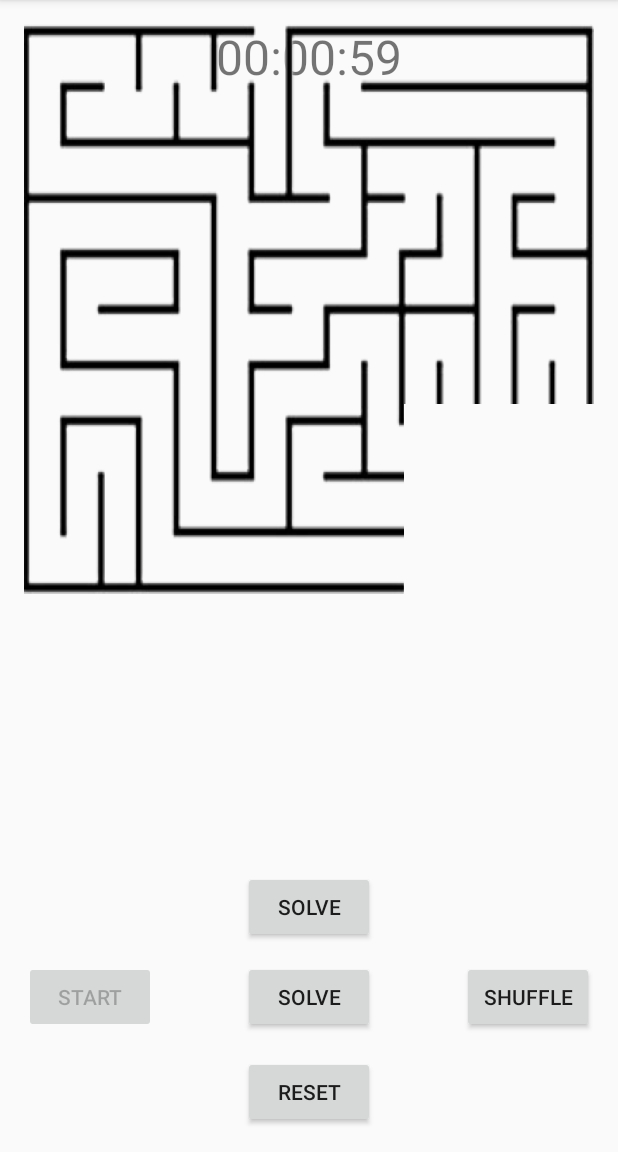
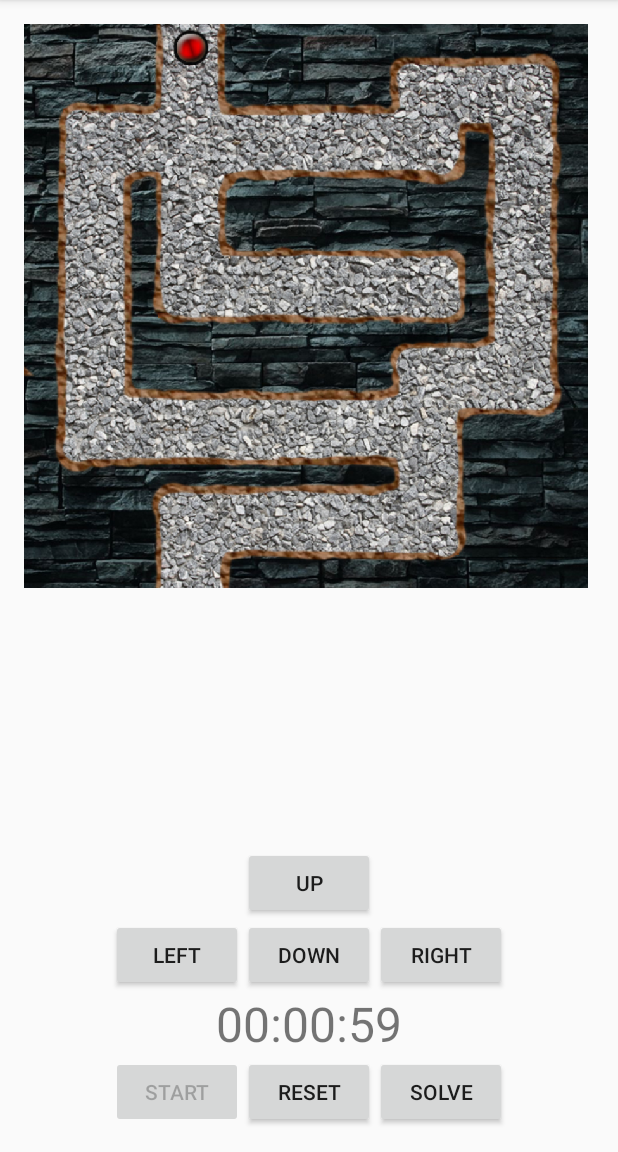
Before and after one commit to agarcia94/Maze, an Android app: the MazeActivity screen opened directly, with no data from a screen before it, after a tap on "START", on a phone screen of 412 x 824 dp, the part 84-1236 px from its top. Run offline under Robolectric (Android 15) with nearby library versions, the phone set to English and light mode, and no system bars.

Commit message:
Maze Updated, Buttons, Walls Implemented

```diff
--- a/MazeRunner/app/src/main/java/com/example/andrewgarcia/mazerunner/MazeActivity.java
+++ b/MazeRunner/app/src/main/java/com/example/andrewgarcia/mazerunner/MazeActivity.java
@@ -25,7 +25,8 @@ public class MazeActivity extends AppCompatActivity {
     int row, col;
     int global_Timer = 0;
     // Button and Clock View
-    Button startButton, resetButton, solveButton;
+    Button startButton, resetButton, solveButton,
+            leftButton, rightButton, upButton, downButton;
     TextView clockView;
 
     @Override
@@ -42,16 +43,19 @@ public class MazeActivity extends AppCompatActivity {
 
         startButton = (Button) findViewById(R.id.startButton);
         resetButton = (Button) findViewById(R.id.resetButton);
-        solveButton = (Button) findViewById(R.id.solve_button);
+        solveButton = (Button) findViewById(R.id.solveButton);
+
+        leftButton = (Button) findViewById(R.id.leftButton);
+        rightButton = (Button) findViewById(R.id.rightButton);
+        upButton = (Button) findViewById(R.id.upButton);
+        downButton = (Button) findViewById(R.id.downButton);
+
+        leftButton.setEnabled(false);
+        rightButton.setEnabled(false);
+        upButton.setEnabled(false);
+        downButton.setEnabled(false);
 
         clockView = (TextView) findViewById(R.id.clockView);
-
-//        while(gameplay.isPlaying()){
-//            int mCurrentPosition = gameplay.getCurrentPosition() / 1000;
-//            if(mCurrentPosition == 10){
-//                gameplay.stop();
-//            }
-//        }
 
         final clockClass timer = new clockClass(60000, 1000);
 
@@ -65,10 +69,14 @@ public class MazeActivity extends AppCompatActivity {
                 }
                 startButton.setEnabled(false);
 
-                Bitmap testMaze = BitmapFactory.decodeResource(getResources(),R.drawable.testmaze);
-
+                Bitmap testMaze = BitmapFactory.decodeResource(getResources(),R.drawable.mazebg2);
                 boardView.initialize(testMaze);
                 boardView.invalidate();
+
+                leftButton.setEnabled(true);
+                rightButton.setEnabled(true);
+                upButton.setEnabled(true);
+                downButton.setEnabled(true);
             }
         });
 
@@ -78,10 +86,19 @@ public class MazeActivity extends AppCompatActivity {
                 //timer.cancel();
                 if(gameplay.isPlaying()){
                     gameplay.stop();
+                    gameplay.reset();
                 }
                 gameplay.start();
                 timer.start();
-                //startButton.setEnabled(true);
+
+                Bitmap testMaze = BitmapFactory.decodeResource(getResources(),R.drawable.mazebg2);
+                boardView.initialize(testMaze);
+                boardView.invalidate();
+
+                leftButton.setEnabled(true);
+                rightButton.setEnabled(true);
+                upButton.setEnabled(true);
+                downButton.setEnabled(true);
             }
         });
 
@@ -91,6 +108,45 @@ public class MazeActivity extends AppCompatActivity {
        // Some setup of the view.
        boardView.setLayoutParams(new RelativeLayout.LayoutParams(RelativeLayout.LayoutParams.MATCH_PARENT, RelativeLayout.LayoutParams.MATCH_PARENT));
        container.addView(boardView);
+
+        downButton.setOnClickListener(new View.OnClickListener() {
+            @Override
+            public void onClick(View v) {
+
+                boardView.moveDown();
+
+            }
+        });
+
+
+        upButton.setOnClickListener(new View.OnClickListener() {
+            @Override
+            public void onClick(View v) {
+
+                boardView.moveUp();
+
+            }
+        });
+
+
+        leftButton.setOnClickListener(new View.OnClickListener() {
+            @Override
+            public void onClick(View v) {
+
+                boardView.moveLeft();
+
+            }
+        });
+
+
+        rightButton.setOnClickListener(new View.OnClickListener() {
+            @Override
+            public void onClick(View v) {
+
+                boardView.moveRight();
+
+            }
+        });
     }
 
     class clockClass extends CountDownTimer {
@@ -109,7 +165,7 @@ public class MazeActivity extends AppCompatActivity {
                     TimeUnit.MILLISECONDS.toMinutes(millis) - TimeUnit.HOURS.toMinutes(TimeUnit.MILLISECONDS.toHours(millis)),
                     TimeUnit.MILLISECONDS.toSeconds(millis) - TimeUnit.MINUTES.toSeconds(TimeUnit.MILLISECONDS.toMinutes(millis)));
             System.out.println(hms);
-            System.out.println("Milis: " + millis);
+            clockView.setText(hms);
 
             if(millis == 0){
                 if(running_out_of_time.isPlaying()){
@@ -119,14 +175,16 @@ public class MazeActivity extends AppCompatActivity {
             else if (millis < 16555){
                 running_out_of_time.start();
             }
-
-            clockView.setText(hms);
         }
 
         @Override
         public void onFinish() {
             out_of_time.start();
             clockView.setText("Times Up.");
+            leftButton.setEnabled(false);
+            rightButton.setEnabled(false);
+            upButton.setEnabled(false);
+            downButton.setEnabled(false);
         }
     }
 
@@ -158,7 +216,7 @@ public class MazeActivity extends AppCompatActivity {
     //        Bundle extras = data.getExtras();
     //        Bitmap imageBitmap = (Bitmap) extras.get("data");
     //        boardView.initialize(imageBitmap);
-     //       boardView.invalidate();
+    //       boardView.invalidate();
 //
     //    }
     //}
@@ -171,6 +229,7 @@ public class MazeActivity extends AppCompatActivity {
     //}
 
     public void shuffleImage(View view) {
+
         boardView.shuffle();
         boardView.invalidate();
     }
--- a/MazeRunner/app/src/main/java/com/example/andrewgarcia/mazerunner/MazeBoard.java
+++ b/MazeRunner/app/src/main/java/com/example/andrewgarcia/mazerunner/MazeBoard.java
@@ -2,6 +2,7 @@ package com.example.andrewgarcia.mazerunner;
 
 import android.graphics.Bitmap;
 import android.graphics.Canvas;
+import android.util.Log;
 
 import java.util.ArrayList;
 
@@ -9,7 +10,7 @@ import java.util.ArrayList;
  * Created by Alex Perez on 6/4/2016.
  */
 public class MazeBoard {
-    private static final int NUM_TILES = 3;
+    private static final int NUM_TILES = 12;
     private static final int[][] NEIGHBOUR_COORDS = {
             { -1, 0 },
             { 1, 0 },
@@ -29,19 +30,79 @@ public class MazeBoard {
 
             for( int j = 0; j < NUM_TILES; j++){
 
-                if(count == 8){
-                    tiles.add((null));
-                    /*
-                    Trying to see how to fill the null tile to an image which i have batman one for testing
-                     */
-                }
-                else{
-                    tiles.add(new MazeTile(Bitmap.createBitmap(bm, j*size, i*size, size, size),count));
-                    //System.out.println("X:" + xCoord + "Y:" + yCoord);
-                }
+                //if(count == 8){
+                //    tiles.add((null));
+                //}
+                //else{                                                                             // wall,  start
+                tiles.add(new MazeTile(Bitmap.createBitmap(bm, j*size, i*size, size, size),count, 1, 0));
+                //System.out.println("X:" + xCoord + "Y:" + yCoord);
+                //}
                 count++;
             }
         }
+
+        tiles.get(3).setStart(1);
+
+        tiles.get(3).setWall(0);
+        tiles.get(15).setWall(0);
+        tiles.get(27).setWall(0);
+        tiles.get(39).setWall(0);
+        tiles.get(51).setWall(0);
+        tiles.get(63).setWall(0);
+        tiles.get(64).setWall(0);
+        tiles.get(65).setWall(0);
+        tiles.get(66).setWall(0);
+        tiles.get(67).setWall(0);
+        tiles.get(68).setWall(0);
+
+
+        tiles.get(26).setWall(0);
+        tiles.get(25).setWall(0);
+        tiles.get(37).setWall(0);
+        tiles.get(49).setWall(0);
+        tiles.get(61).setWall(0);
+        tiles.get(73).setWall(0);
+        tiles.get(85).setWall(0);
+
+        tiles.get(97).setWall(0);
+        tiles.get(98).setWall(0);
+        tiles.get(99).setWall(0);
+        tiles.get(100).setWall(0);
+        tiles.get(101).setWall(0);
+        tiles.get(102).setWall(0);
+        tiles.get(103).setWall(0);
+
+
+
+        tiles.get(28).setWall(0);
+        tiles.get(29).setWall(0);
+        tiles.get(30).setWall(0);
+        tiles.get(31).setWall(0);
+        tiles.get(32).setWall(0);
+        tiles.get(20).setWall(0);
+        tiles.get(21).setWall(0);
+        tiles.get(22).setWall(0);
+
+        tiles.get(34).setWall(0);
+        tiles.get(46).setWall(0);
+        tiles.get(58).setWall(0);
+        tiles.get(70).setWall(0);
+        tiles.get(82).setWall(0);
+        tiles.get(94).setWall(0);
+        tiles.get(93).setWall(0);
+        tiles.get(92).setWall(0);
+
+
+        tiles.get(104).setWall(0);
+        tiles.get(116).setWall(0);
+        tiles.get(128).setWall(0);
+        tiles.get(127).setWall(0);
+        tiles.get(126).setWall(0);
+        tiles.get(125).setWall(0);
+        tiles.get(124).setWall(0);
+        tiles.get(123).setWall(0);
+        tiles.get(135).setWall(0);
+
 
         //Using cartisian plane
         //for loop to iterate through the arraylist
@@ -81,6 +142,7 @@ public class MazeBoard {
             MazeTile tile = tiles.get(i);
             if (tile != null) {
                 if (tile.isClicked(x, y, i % NUM_TILES, i / NUM_TILES)) {
+                    Log.d("Tag Name", "Try Moving-  i% Num_tiles: " + i%NUM_TILES + "    i/Num_tiles: " + i/NUM_TILES);
                     return tryMoving(i % NUM_TILES, i / NUM_TILES);
                 }
             }
@@ -88,10 +150,92 @@ public class MazeBoard {
         return false;
     }
 
+    public boolean buttonClick(int direction){
+        for (int i = 0; i < NUM_TILES * NUM_TILES; i++) {
+            MazeTile tile = tiles.get(i);
+            //if (tile == null) {
+            if (tile.getStartCube() == 1) {
+
+                //if (tile.isClicked(x, y, i % NUM_TILES, i / NUM_TILES)) {
+                Log.d("Tag Name", "Try Moving-  i% Num_tiles: " + i%NUM_TILES + "    i/Num_tiles: " + i/NUM_TILES);
+
+                // 1-Up
+                if (direction==1) {
+                    if (((i / NUM_TILES)-1)>=0) {
+
+                        if (tiles.get(XYtoIndex(  i % NUM_TILES, (i / NUM_TILES)-1)).getWall()==0) {
+
+                            return tryMoving(i % NUM_TILES, (i / NUM_TILES) - 1);
+
+                        }
+
+
+                    }
+
+                }
+
+
+                // 2-Left
+                if (direction==2) {
+                    if (((i % NUM_TILES)-1)>=0) {
+
+                        if (tiles.get(XYtoIndex(  (i % NUM_TILES)-1, (i / NUM_TILES))).getWall()==0) {
+
+                            return tryMoving((i % NUM_TILES) - 1, (i / NUM_TILES));
+
+                        }
+
+                    }
+
+                }
+
+
+                // 3-down
+                if (direction==3) {
+                    if (((i / NUM_TILES)+1)<NUM_TILES) {
+
+                        if (tiles.get(XYtoIndex(   i % NUM_TILES, (i / NUM_TILES)+1)).getWall()==0) {
+
+                            return tryMoving(i % NUM_TILES, (i / NUM_TILES) + 1);
+
+                        }
+
+                    }
+
+                }
+
+
+                // 4-right
+                if (direction==4) {
+                    if (((i % NUM_TILES)+1)<NUM_TILES) {
+                        if (tiles.get(XYtoIndex(   (i % NUM_TILES)+1, (i / NUM_TILES))).getWall()==0) {
+                            return tryMoving((i % NUM_TILES)+1, (i / NUM_TILES));
+                        }
+
+
+                    }
+
+                }
+
+
+
+                //return tryMoving(i % NUM_TILES, (i / NUM_TILES)+1);
+            }
+        }
+
+        return false;
+    }
+
+
+
+
     public boolean resolved() {
         for (int i = 0; i < NUM_TILES * NUM_TILES - 1; i++) {
             MazeTile tile = tiles.get(i);
-            if (tile == null || tile.getNumber() != i)
+
+            //if (tile == null || tile.getNumber() != i)
+
+            if (tile.getStartCube()==1||tile.getNumber()!=1)
                 return false;
         }
         return true;
@@ -111,8 +255,14 @@ public class MazeBoard {
         for (int[] delta : NEIGHBOUR_COORDS) {
             int nullX = tileX + delta[0];
             int nullY = tileY + delta[1];
+
+            Log.d("Tag Name", "    nullX: " + nullX + "    nullY: " + nullY + "   XYtoIndex: " + XYtoIndex(nullX, nullY));
+
             if (nullX >= 0 && nullX < NUM_TILES && nullY >= 0 && nullY < NUM_TILES &&
-                    tiles.get(XYtoIndex(nullX, nullY)) == null) {
+                    tiles.get(XYtoIndex(nullX, nullY)).getWall()==0 &&
+                    //tiles.get(XYtoIndex(nullX, nullY)) == null) {
+                    tiles.get(XYtoIndex(nullX, nullY)).getStartCube() == 1) {
+
                 swapTiles(XYtoIndex(nullX, nullY), XYtoIndex(tileX, tileY));
                 return true;
             }
@@ -129,17 +279,21 @@ public class MazeBoard {
         //MazeTile empty = null;
         //int numberOfTile = 0;
         for (int i = 0; i < tiles.size(); i++) {
-            if (tiles.get(i) == null) {
+
+            //if (tiles.get(i) == null) {
+            if (tiles.get(i).getStartCube() == 1) {
                 x = i % NUM_TILES;
                 y = i / NUM_TILES;
                 break;
+                //}
             }
         }
 
         for (int[] delta : NEIGHBOUR_COORDS) {
             int nullX = x + delta[0];
             int nullY = y + delta[1];
-            if (nullX >= 0 && nullX < NUM_TILES && nullY >= 0 && nullY < NUM_TILES) {
+            if (nullX >= 0 && nullX < NUM_TILES && nullY >= 0 && nullY < NUM_TILES &&
+                    tiles.get(XYtoIndex(nullX, nullY)).getWall()==0) {
                 copyBoard = new MazeBoard(this);
                 copyBoard.swapTiles(XYtoIndex(nullX, nullY), XYtoIndex(x, y));
                 boards.add(copyBoard);
@@ -147,6 +301,9 @@ public class MazeBoard {
         }
         return boards;
     }
+
+
+
     public int priority() {
 
         return 0;
--- a/MazeRunner/app/src/main/java/com/example/andrewgarcia/mazerunner/MazeTile.java
+++ b/MazeRunner/app/src/main/java/com/example/andrewgarcia/mazerunner/MazeTile.java
@@ -9,16 +9,37 @@ import android.graphics.Canvas;
 public class MazeTile {
     private Bitmap bitmap;
     private int number;
+    private int wall;
+    private int start;
 
-    public MazeTile(Bitmap bitmap, int number){
+    public MazeTile(Bitmap bitmap, int number, int wall, int start){
         this.bitmap = bitmap;
         this.number = number;
+        this.wall = wall;
+        this.start = start;
     }
 
     public int getNumber() {
 
         return number;
     }
+
+    public int getWall() {
+        return wall;
+    }
+
+    public void setWall(int wall) {
+        this.wall = wall;
+    }
+
+    public void setStart(int start) {
+        this.start = start;
+    }
+
+    public int getStartCube(){
+        return start;
+    }
+
 
     public void draw(Canvas canvas, int x, int y) {
         canvas.drawBitmap(bitmap, x * bitmap.getWidth(), y * bitmap.getHeight(), null);
--- a/MazeRunner/app/src/main/res/layout/activity_maze.xml
+++ b/MazeRunner/app/src/main/res/layout/activity_maze.xml
@@ -9,6 +9,19 @@
     tools:context="com.example.andrewgarcia.mazerunner.MazeActivity"
     android:id="@+id/maze_container">
 
+    <LinearLayout
+        android:orientation="horizontal"
+        android:layout_width="match_parent"
+        android:layout_height="wrap_content"
+        android:layout_below="@+id/linearLayout"
+        android:layout_alignParentRight="true"
+        android:layout_alignParentEnd="true">
+
+
+    </LinearLayout>
+
+
+
 
     <TextView
         android:layout_width="match_parent"
@@ -16,10 +29,10 @@
         android:text="00:01:00"
         android:id="@+id/clockView"
         android:textSize="32dp"
-        android:layout_alignParentTop="true"
-        android:layout_alignParentRight="true"
-        android:layout_alignParentEnd="true"
-        android:textAlignment="center" />
+        android:textAlignment="center"
+        android:layout_above="@+id/linearLayout"
+        android:layout_alignParentLeft="true"
+        android:layout_alignParentStart="true" />
 
 
 
@@ -27,10 +40,41 @@
         android:orientation="horizontal"
         android:layout_width="match_parent"
         android:layout_height="wrap_content"
-        android:layout_below="@+id/clockView"
-        android:layout_alignParentLeft="true"
+        android:id="@+id/linearLayout"
+        android:layout_alignParentBottom="true"
+        android:layout_alignParentLeft="false"
         android:layout_alignParentStart="true"
-        android:id="@+id/linearLayout">
+        android:layout_centerHorizontal="true"
+        android:layout_alignParentEnd="false"
+        android:layout_alignParentRight="false"
+        android:gravity="center_horizontal">
+
+        <Button
+            android:layout_width="wrap_content"
+            android:layout_height="wrap_content"
+            android:text="Start"
+            android:id="@+id/startButton"
+            android:layout_alignTop="@+id/startButton"
+            android:layout_alignLeft="@+id/clockView"
+            android:layout_alignStart="@+id/clockView" />
+
+
+        <Button
+            android:layout_width="wrap_content"
+            android:layout_height="wrap_content"
+            android:text="Reset"
+            android:id="@+id/resetButton"
+            android:layout_below="@+id/clockView"
+            android:layout_alignRight="@+id/shuffle_button"
+            android:layout_alignEnd="@+id/shuffle_button" />
+
+
+        <Button
+            android:layout_width="wrap_content"
+            android:layout_height="wrap_content"
+            android:text="Solve"
+            android:id="@+id/solveButton" />
+
 
 
     </LinearLayout>
@@ -40,65 +84,39 @@
         android:layout_height="wrap_content"
         android:id="@+id/imageView" />
 
-    <LinearLayout
-        android:orientation="horizontal"
-        android:layout_width="match_parent"
-        android:layout_height="wrap_content"
-        android:layout_below="@+id/linearLayout"
-        android:layout_alignParentRight="true"
-        android:layout_alignParentEnd="true"
-        android:id="@+id/linearLayout2">
-
-
-    </LinearLayout>
-
     <Button
         android:layout_width="wrap_content"
         android:layout_height="wrap_content"
-        android:text="Start"
-        android:id="@+id/startButton"
-        android:layout_alignParentBottom="true"
-        android:layout_alignParentLeft="true"
-        android:layout_alignParentStart="true"
-        android:layout_marginBottom="63dp" />
-
-    <Button
-        android:layout_width="wrap_content"
-        android:layout_height="wrap_content"
-        android:text="Reset"
-        android:id="@+id/resetButton"
-        android:layout_alignParentBottom="true"
+        android:text="DOWN"
+        android:id="@+id/downButton"
+        android:layout_above="@+id/clockView"
         android:layout_centerHorizontal="true" />
 
     <Button
         android:layout_width="wrap_content"
         android:layout_height="wrap_content"
-        android:text="@string/shuffle_button_label"
-        android:id="@+id/shuffle_button"
-        android:onClick="shuffleImage"
-        android:layout_alignTop="@+id/startButton"
-        android:layout_alignRight="@+id/linearLayout2"
-        android:layout_alignEnd="@+id/linearLayout2" />
+        android:text="UP"
+        android:id="@+id/upButton"
+        android:layout_above="@+id/downButton"
+        android:layout_centerHorizontal="true" />
 
     <Button
         android:layout_width="wrap_content"
         android:layout_height="wrap_content"
-        android:text="@string/solve_button_label"
-        android:id="@+id/solve_button"
-        android:onClick="solve"
-        android:layout_marginBottom="12dp"
-        android:layout_above="@+id/shuffle_button"
-        android:layout_alignLeft="@+id/resetButton"
-        android:layout_alignStart="@+id/resetButton" />
+        android:text="LEFT"
+        android:id="@+id/leftButton"
+        android:layout_below="@+id/upButton"
+        android:layout_toLeftOf="@+id/downButton"
+        android:layout_toStartOf="@+id/downButton" />
 
     <Button
         android:layout_width="wrap_content"
         android:layout_height="wrap_content"
-        android:text="Solve"
-        android:id="@+id/solveButton"
-        android:layout_below="@+id/solve_button"
-        android:layout_alignLeft="@+id/solve_button"
-        android:layout_alignStart="@+id/solve_button" />
+        android:text="RIGHT"
+        android:id="@+id/rightButton"
+        android:layout_alignTop="@+id/downButton"
+        android:layout_toRightOf="@+id/downButton"
+        android:layout_toEndOf="@+id/downButton" />
 
 
 </RelativeLayout>
```
Also changed, not shown: MazeRunner/app/src/main/java/com/example/andrewgarcia/mazerunner/MazeBoardView.java (+64 -13 lines), MazeRunner/app/src/main/res/layout/splash.xml (+11 -7 lines), MazeRunner/app/src/main/res/drawable/background2.jpg (added), MazeRunner/app/src/main/res/drawable/mazebg2.jpg (added), MazeRunner/app/src/main/res/drawable/optical.jpg (added), 1 other file.
